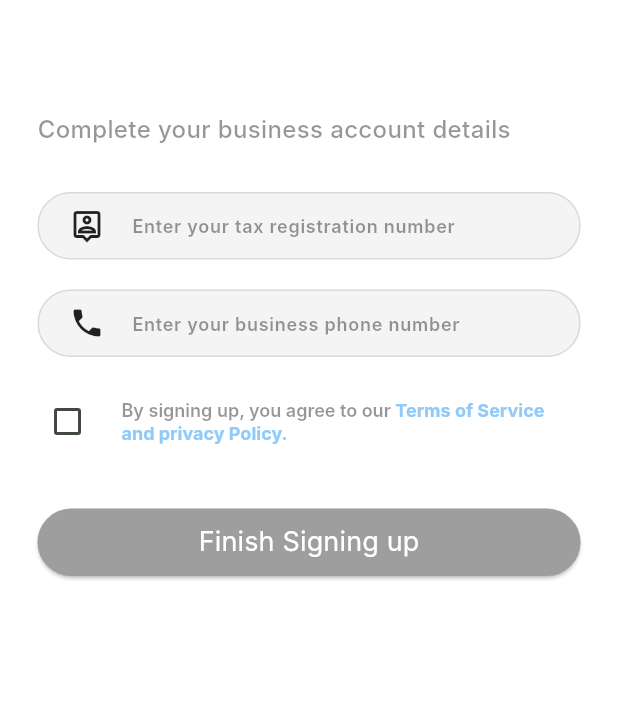
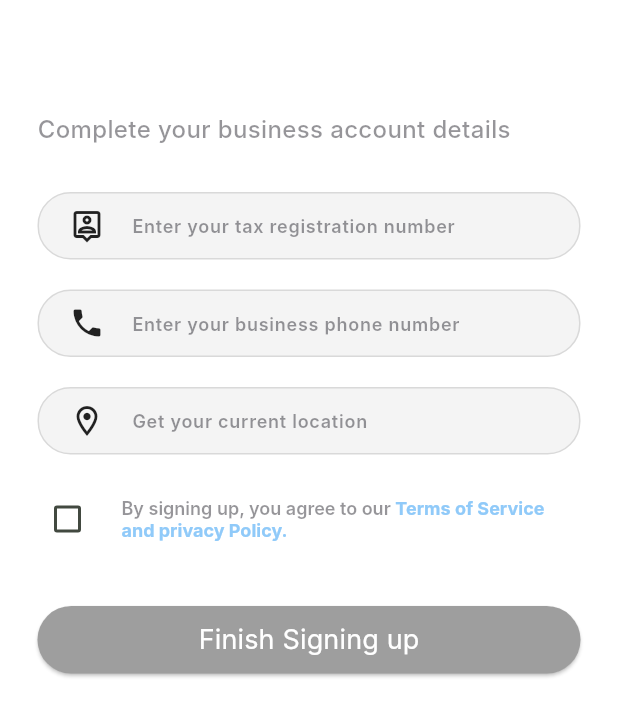
Before and after one commit to MostafaM117/car_maintenance_app, a Flutter app: the CompleteSellerInfo screen opened directly with empty values, on a phone screen of 412 x 824 dp. Shown: the top 716 px of the screen. Run offline on Flutter 3.47's test engine with Material 3 defaults, Android fonts, the phone set to English and light mode, and no system bars; our stand-ins replace card_swiper, cloud_firestore, dash_chat_2, firebase_auth, firebase_core, flutter_card_swiper and 18 more; accounts and stored records are empty; Roboto replaces fonts that are missing (Inter).

Commit message:
Getting Shop Location Done

```diff
--- a/lib/screens/Auth_and_Account Management/businessname_display.dart
+++ b/lib/screens/Auth_and_Account Management/businessname_display.dart
@@ -14,7 +14,7 @@ class BusinessnameDisplay extends StatelessWidget {
       builder: (context, snapshot){
         if(snapshot.hasData && snapshot.data!.exists){
           final data = snapshot.data!.data() as Map<String, dynamic>;
-          final businessname = data['businessname']?? '';
+          final businessname = data['business_name']?? '';
           return Text(
             businessname,
             style: style ?? const TextStyle(
--- a/lib/screens/Auth_and_Account Management/seller/complete_seller_info.dart
+++ b/lib/screens/Auth_and_Account Management/seller/complete_seller_info.dart
@@ -1,4 +1,5 @@
 import 'package:car_maintenance/constants/app_colors.dart';
+import 'package:car_maintenance/screens/Auth_and_Account%20Management/seller/get_shop_location.dart';
 import 'package:car_maintenance/screens/Terms_and_conditionspage%20.dart';
 import 'package:car_maintenance/widgets/custom_widgets.dart';
 import 'package:cloud_firestore/cloud_firestore.dart';
@@ -6,6 +7,10 @@ import 'package:firebase_auth/firebase_auth.dart';
 import 'package:flutter/gestures.dart';
 import 'package:flutter/material.dart';
 import 'package:flutter/services.dart';
+import 'package:flutter_dotenv/flutter_dotenv.dart';
+import 'package:flutter_map/flutter_map.dart';
+import 'package:latlong2/latlong.dart';
+import 'package:location/location.dart';
 
 class CompleteSellerInfo extends StatefulWidget {
   final String businessname;
@@ -26,23 +31,50 @@ class CompleteSellerInfo extends StatefulWidget {
 }
 
 class _CompleteSellerInfoState extends State<CompleteSellerInfo> {
-
   final _taxsnumbercontroller = TextEditingController();
   final _phonenumbercontroller = TextEditingController();
+  final _locationController = TextEditingController();
   bool _termschecked = false;
   bool _isLoading = false;
+  LatLng? shoplocation ;
+  // final MapController mapController = MapController();
+  // LocationData? currentLocation;
+  // List<LatLng> routePoints = [];
+  // List<Marker> markers = [];
+  // final mapapiKey = dotenv.env['MAP_API_KEY'];
 
   //Finish Signing up Function
   Future<UserCredential?> finishSignup() async {
-    if (_taxsnumbercontroller.text.trim().isEmpty) {
+    final taxsnumber = _taxsnumbercontroller.text.trim();
+    final phonenumber = _phonenumbercontroller.text.trim();
+    final location = _locationController.text.trim();
+    if (taxsnumber.isEmpty) {
       ScaffoldMessenger.of(context).showSnackBar(
         SnackBar(content: Text('Please enter your tax registration number')),
       );
       return null;
     }
-    else if (_phonenumbercontroller.text.trim().isEmpty) {
+    if (taxsnumber.length != 9) {
+      ScaffoldMessenger.of(context).showSnackBar(
+        SnackBar(content: Text('Please enter a valid tax registration number')),
+      );
+      return null;
+    }
+    else if (phonenumber.isEmpty) {
       ScaffoldMessenger.of(context).showSnackBar(
         SnackBar(content: Text('Please enter your phone number')),
+      );
+      return null;
+    }
+    else if (phonenumber.length != 11) {
+      ScaffoldMessenger.of(context).showSnackBar(
+        SnackBar(content: Text('Please a valid phone number')),
+      );
+      return null;
+    }
+    else if (location.isEmpty) {
+      ScaffoldMessenger.of(context).showSnackBar(
+        SnackBar(content: Text('Please enter your location')),
       );
       return null;
     }
@@ -109,15 +141,17 @@ class _CompleteSellerInfoState extends State<CompleteSellerInfo> {
       // 'password': _passwordcontroller.text.trim(),
       'role': 'seller',
       'googleUser': false,
+      'shoplocation' : {
+        'lat' : shoplocation!.latitude,
+        'lng' : shoplocation!.longitude,
+      }
     });
   }
-
-
   @override
   Widget build(BuildContext context) {
     return Scaffold(
       backgroundColor: AppColors.background,
-      body: _isLoading ? Center(child: CircularProgressIndicator())
+      body: _isLoading ? Center(child: CircularProgressIndicator(color: Colors.black))
       : SingleChildScrollView(
         child: Padding(
           padding: const EdgeInsets.symmetric(horizontal: 25, vertical: 25),
@@ -215,7 +249,51 @@ class _CompleteSellerInfoState extends State<CompleteSellerInfo> {
                   ],
                 ),
               ),
-              // Location logic will be here
+              SizedBox(height: 20,),
+              GestureDetector(
+                child: Container(
+                  padding: EdgeInsets.only(right: 20),
+                  height: 45,
+                  decoration: ShapeDecoration(
+                    color: AppColors.secondaryText,
+                    shape: RoundedRectangleBorder(
+                    side: BorderSide(
+                    width: 1,
+                    color: AppColors.borderSide,
+                    ),
+                  borderRadius: BorderRadius.circular(22),
+                    ),
+                  ),
+                  alignment: Alignment.center,
+                  child: Row(
+                    children: [
+                      const SizedBox(width: 20), //24
+                      Icon(Icons.location_on_outlined),
+                      const SizedBox(width: 18), // 20
+                      Expanded(
+                        child: TextField(
+                          controller: _locationController,
+                          enabled: false,
+                          decoration: InputDecoration(
+                            hintText: 'Get your current location',
+                            hintStyle: textStyleGray,
+                            border: InputBorder.none,
+                            contentPadding: EdgeInsets.only(bottom: 12),
+                          ),
+                          textAlignVertical: TextAlignVertical.center,
+                        ),)
+                    ],
+                  ),
+                ),
+                onTap: () async{
+                  LatLng? selectedLocation =
+                  await Navigator.push(context , MaterialPageRoute(builder: (context)=> GetShopLocation()));
+                  if(selectedLocation != null){
+                    _locationController.text = '${selectedLocation.latitude},${selectedLocation.longitude}';
+                    shoplocation = selectedLocation;
+                  }
+                },
+              ),
               // Uploading image logic will be here
               const SizedBox(height: 15),
               CheckboxListTile(
--- a/lib/screens/Auth_and_Account Management/seller/seller_account_management.dart
+++ b/lib/screens/Auth_and_Account Management/seller/seller_account_management.dart
@@ -35,7 +35,7 @@ class _SellerAccountManagementState extends State<SellerAccountManagement> {
     await FirebaseFirestore.instance
         .collection('sellers')
         .doc(seller.uid)
-        .update({'businessname': newBusinessname});
+        .update({'business_name': newBusinessname});
   }
 
   @override
@@ -135,7 +135,7 @@ class _SellerAccountManagementState extends State<SellerAccountManagement> {
                           .doc(seller.uid)
                           .get();
                       final latestUsername =
-                          userDoc.data()?['businessname'] ?? '';
+                          userDoc.data()?['business_name'] ?? '';
                       _businessnameEditcontroller.text = latestUsername;
                       final result = await showDialog(
                           context: context,
--- a/lib/widgets/custom_widgets.dart
+++ b/lib/widgets/custom_widgets.dart
@@ -30,7 +30,7 @@ Widget buildInputField({
     crossAxisAlignment: CrossAxisAlignment.start,
     children: [
       Container(
-        padding: EdgeInsets.only(right: 10), //20
+        padding: EdgeInsets.only(right: 15), //20
         height: 45,
         decoration: ShapeDecoration(
           color: AppColors.secondaryText,
--- a/pubspec.yaml
+++ b/pubspec.yaml
@@ -61,6 +61,9 @@ dependencies:
   http: ^1.4.0
   flutter_slidable: ^4.0.0
   animations: ^2.0.11
+  flutter_map: ^8.1.1
+  latlong2: ^0.9.1
+  location: ^8.0.0
 
 dev_dependencies:
   flutter_test:
```
Also changed, not shown: lib/screens/Auth_and_Account Management/seller/get_shop_location.dart (added, +148 -0 lines), lib/screens/Auth_and_Account Management/seller/seller_signup_page.dart (+7 -1 lines), pubspec.lock, 5 other files.
